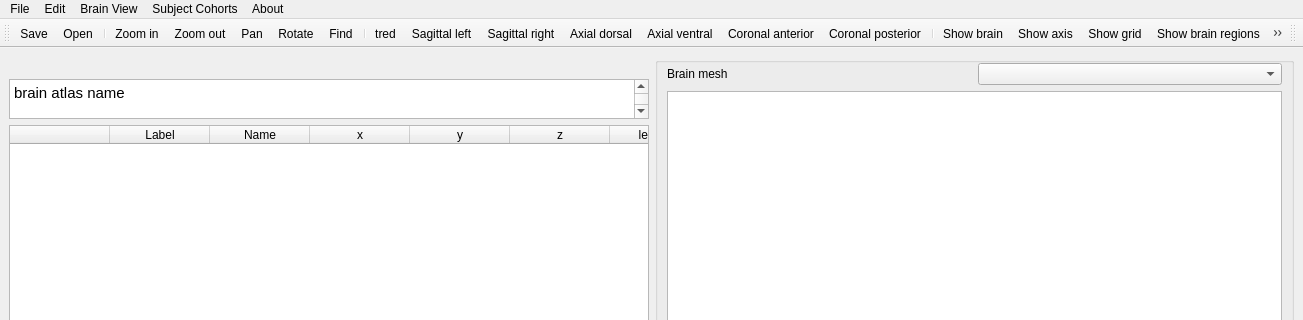
softmatterlab/Braph-2.0-Python, file braphy/gui/ui_files/brain_atlas.ui: the form before one commit; both pictures show x 0 to 1303 and y 0 to 320 of the 1303 by 781 pixel window.
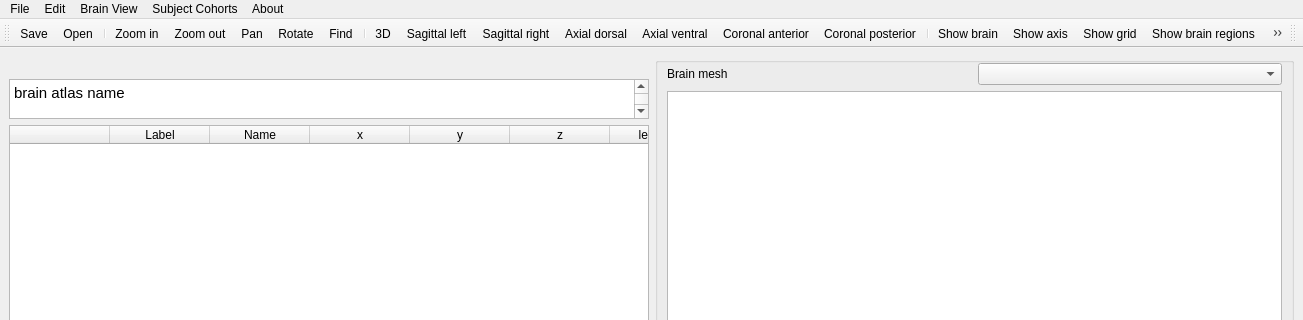
The form after the commit. Icons and pictures are not drawn. Custom widgets are drawn as their Qt base class.

Commit message: Add shortcuts and rewrite open brain view

What changed in the file:
```diff
--- a/braphy/gui/ui_files/brain_atlas.ui
+++ b/braphy/gui/ui_files/brain_atlas.ui
@@ -817,7 +817,7 @@
      <normaloff>:/buttons/icon_view_3d.png</normaloff>:/buttons/icon_view_3d.png</iconset>
    </property>
    <property name="text">
-    <string>tred</string>
+    <string>3D</string>
    </property>
   </action>
   <action name="actionOpen_2">
```
Left out of the diff: 24 changed lines with no effect on the pictures. The commit also changes 1 other file.
